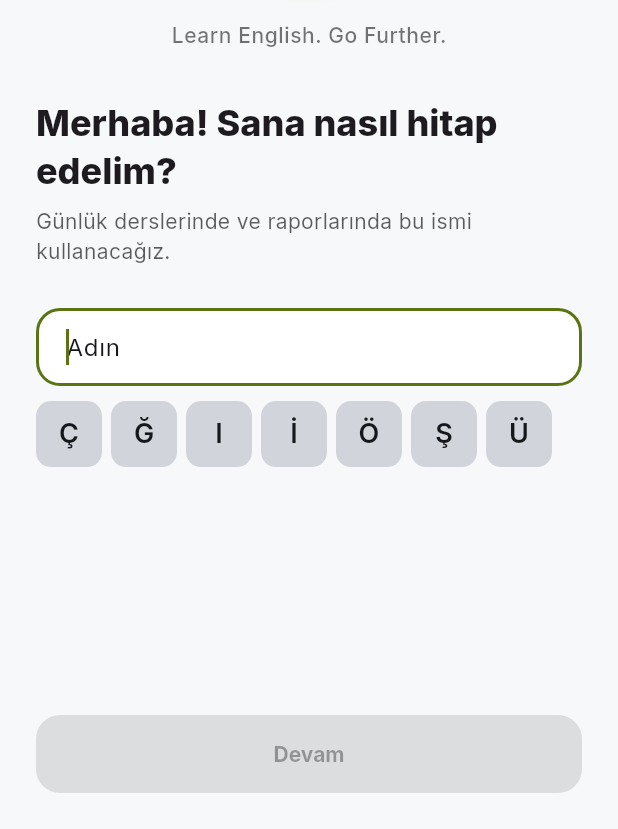
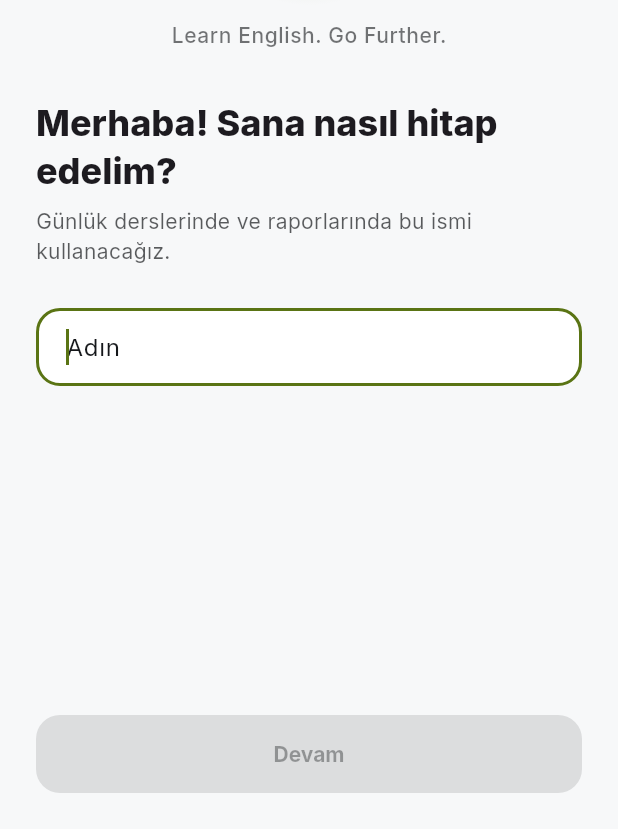
Before and after one commit to efecanefee/ingilizce-calisma-PACEORA-, a Flutter app: the screen it shows after launch, on a phone screen of 412 x 824 dp, the part 407-1236 px from its top. Run offline on Flutter 3.47's test engine with Material 3 defaults, Android fonts, the phone set to English and light mode, and no system bars; drawn by our look-alikes of flutter_animate; our stand-ins replace audioplayers, clock, drift, drift_flutter, file_picker, flutter_local_notifications and 10 more; accounts and stored records are empty; generated files the repository leaves out were written again.

Commit message:
Ad alanındaki Türkçe harf tuşları kaldırıldı
Harfler klavyeden yazılıyor; tuş sırasına gerek kalmadı. Türkçe büyük
harf yardımcısı (trUpper) ayrı dosyada kaldı.

```diff
--- a/lib/app/turkish_letters.dart
+++ /dev/null
@@ -1,124 +0,0 @@
-import 'package:flutter/material.dart';
-
-import 'motion.dart';
-
-/// Türkçe büyük harf: "i" → "İ", "ı" → "I" (String.toUpperCase "i"yi "I"
-/// yapar).
-String trUpper(String s) =>
-    s.replaceAll('i', 'İ').replaceAll('ı', 'I').toUpperCase();
-
-/// Klavyede olmayabilecek Türkçe harfler için küçük tuş sırası. Kelime
-/// başında büyük harf ekler (Ç Ğ I İ Ö Ş Ü), kelime içinde küçük; tuşların
-/// etiketi de buna göre değişir. Harf imlecin olduğu yere yazılır.
-class TurkishLetterBar extends StatefulWidget {
-  const TurkishLetterBar({super.key, required this.controller});
-
-  final TextEditingController controller;
-
-  /// Sıra: klavyelerde çoğu zaman eksik olanlar. "i" kelime başında "İ"
-  /// eklemek için: İngilizce klavye büyük harfte "I" verir.
-  static const letters = ['ç', 'ğ', 'ı', 'i', 'ö', 'ş', 'ü'];
-
-  @override
-  State<TurkishLetterBar> createState() => _TurkishLetterBarState();
-}
-
-class _TurkishLetterBarState extends State<TurkishLetterBar> {
-  @override
-  void initState() {
-    super.initState();
-    widget.controller.addListener(_changed);
-  }
-
-  @override
-  void didUpdateWidget(TurkishLetterBar old) {
-    super.didUpdateWidget(old);
-    if (old.controller != widget.controller) {
-      old.controller.removeListener(_changed);
-      widget.controller.addListener(_changed);
-    }
-  }
-
-  @override
-  void dispose() {
-    widget.controller.removeListener(_changed);
-    super.dispose();
-  }
-
-  void _changed() => setState(() {});
-
-  /// İmleç kelime başında mı: metnin başı ya da boşluktan sonra.
-  bool get _atWordStart {
-    final value = widget.controller.value;
-    final text = value.text;
-    final cursor = value.selection.isValid ? value.selection.start : text.length;
-    return cursor == 0 || text[cursor - 1] == ' ';
-  }
-
-  String _letterFor(String base) => _atWordStart ? trUpper(base) : base;
-
-  void _insert(String base) {
-    Haptics.tap();
-    final value = widget.controller.value;
-    final text = value.text;
-    final selection = value.selection.isValid
-        ? value.selection
-        : TextSelection.collapsed(offset: text.length);
-    final letter = _letterFor(base);
-    final next = text.replaceRange(selection.start, selection.end, letter);
-    widget.controller.value = value.copyWith(
-      text: next,
-      selection: TextSelection.collapsed(offset: selection.start + letter.length),
-      composing: TextRange.empty,
-    );
-  }
-
-  @override
-  Widget build(BuildContext context) {
-    final scheme = Theme.of(context).colorScheme;
-    return Semantics(
-      container: true,
-      label: 'Türkçe harfler',
-      child: Wrap(
-        spacing: 6,
-        runSpacing: 6,
-        children: [
-          for (final base in TurkishLetterBar.letters)
-            Tooltip(
-              message: '${_letterFor(base)} ekle',
-              excludeFromSemantics: true,
-              child: Semantics(
-                button: true,
-                label: '${_letterFor(base)} harfini ekle',
-                excludeSemantics: true,
-                child: Material(
-                  color: scheme.surfaceContainerHighest,
-                  borderRadius: BorderRadius.circular(10),
-                  child: InkWell(
-                    borderRadius: BorderRadius.circular(10),
-                    // Odak alanda kalsın: tuşa basınca klavye kapanmasın.
-                    canRequestFocus: false,
-                    onTap: () => _insert(base),
-                    child: SizedBox(
-                      width: 44,
-                      height: 44,
-                      child: Center(
-                        child: Text(
-                          _letterFor(base),
-                          style: TextStyle(
-                            fontSize: 18,
-                            fontWeight: FontWeight.w600,
-                            color: scheme.onSurface,
-                          ),
-                        ),
-                      ),
-                    ),
-                  ),
-                ),
-              ),
-            ),
-        ],
-      ),
-    );
-  }
-}
--- /dev/null
+++ b/lib/app/turkish_text.dart
@@ -0,0 +1,4 @@
+/// Türkçe büyük harf: "i" → "İ", "ı" → "I" (String.toUpperCase "i"yi "I"
+/// yapar).
+String trUpper(String s) =>
+    s.replaceAll('i', 'İ').replaceAll('ı', 'I').toUpperCase();
--- a/lib/features/onboarding/onboarding_screen.dart
+++ b/lib/features/onboarding/onboarding_screen.dart
@@ -9,7 +9,6 @@ import '../../app/logo.dart';
 import '../../app/mascot.dart';
 import '../../app/motion.dart';
 import '../../app/sounds.dart';
-import '../../app/turkish_letters.dart';
 import '../../data/level_check.dart';
 import '../../data/placement.dart';
 import '../../data/providers.dart';
@@ -281,19 +280,12 @@ class _NameStep extends StatelessWidget {
       header: const Center(child: AnimatedPaceoraLockup()),
       title: 'Merhaba! Sana nasıl hitap edelim?',
       subtitle: 'Günlük derslerinde ve raporlarında bu ismi kullanacağız.',
-      child: Column(
-        crossAxisAlignment: CrossAxisAlignment.start,
-        children: [
-          TextField(
-            controller: controller,
-            autofocus: true,
-            textCapitalization: TextCapitalization.words,
-            textInputAction: TextInputAction.done,
-            decoration: const InputDecoration(hintText: 'Adın'),
-          ),
-          const SizedBox(height: 10),
-          TurkishLetterBar(controller: controller),
-        ],
+      child: TextField(
+        controller: controller,
+        autofocus: true,
+        textCapitalization: TextCapitalization.words,
+        textInputAction: TextInputAction.done,
+        decoration: const InputDecoration(hintText: 'Adın'),
       ),
     );
   }
--- a/lib/features/settings/settings_screen.dart
+++ b/lib/features/settings/settings_screen.dart
@@ -14,7 +14,7 @@ import '../../app/error_reporting.dart';
 import '../../app/logo.dart';
 import '../../app/motion.dart';
 import '../../app/theme.dart';
-import '../../app/turkish_letters.dart';
+import '../../app/turkish_text.dart';
 import '../../data/backup.dart';
 import '../../data/database.dart';
 import '../../data/feedback.dart';
@@ -450,8 +450,6 @@ class _ProfileFormState extends ConsumerState<_ProfileForm> {
           textCapitalization: TextCapitalization.words,
           decoration: const InputDecoration(labelText: 'Adın'),
         ),
-        const SizedBox(height: 10),
-        TurkishLetterBar(controller: _nameController),
         const SizedBox(height: 20),
         Text('Seviye', style: theme.textTheme.labelLarge),
         const SizedBox(height: 10),
```
Also changed, not shown: 2 other files.
